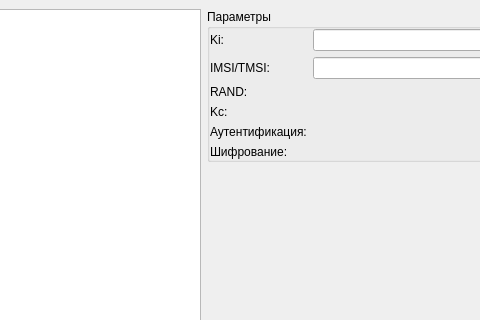
The window that apps/MobileStation/ui/mainwindow.ui (DoroninMA/gsm-algo) describes before a commit, drawn with Qt 5; both pictures show x 194 to 674 and y 0 to 320 of the 796 by 596 pixel window.
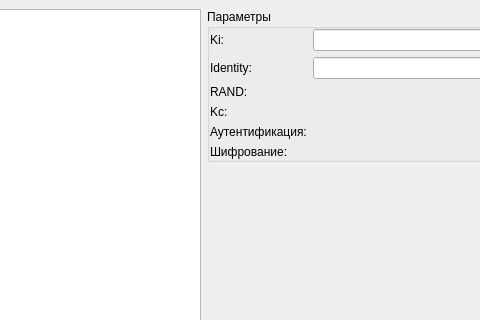
The same window after the commit. Icons and pictures are not drawn.

The edit to the form file:
```diff
--- a/apps/MobileStation/ui/mainwindow.ui
+++ b/apps/MobileStation/ui/mainwindow.ui
@@ -82,7 +82,7 @@
            <item row="1" column="0">
             <widget class="QLabel" name="imsiLabel">
              <property name="text">
-              <string>IMSI/TMSI:</string>
+              <string>Identity:</string>
              </property>
             </widget>
            </item>
```
Left out of the diff: 6 changed lines with no effect on the pictures.
